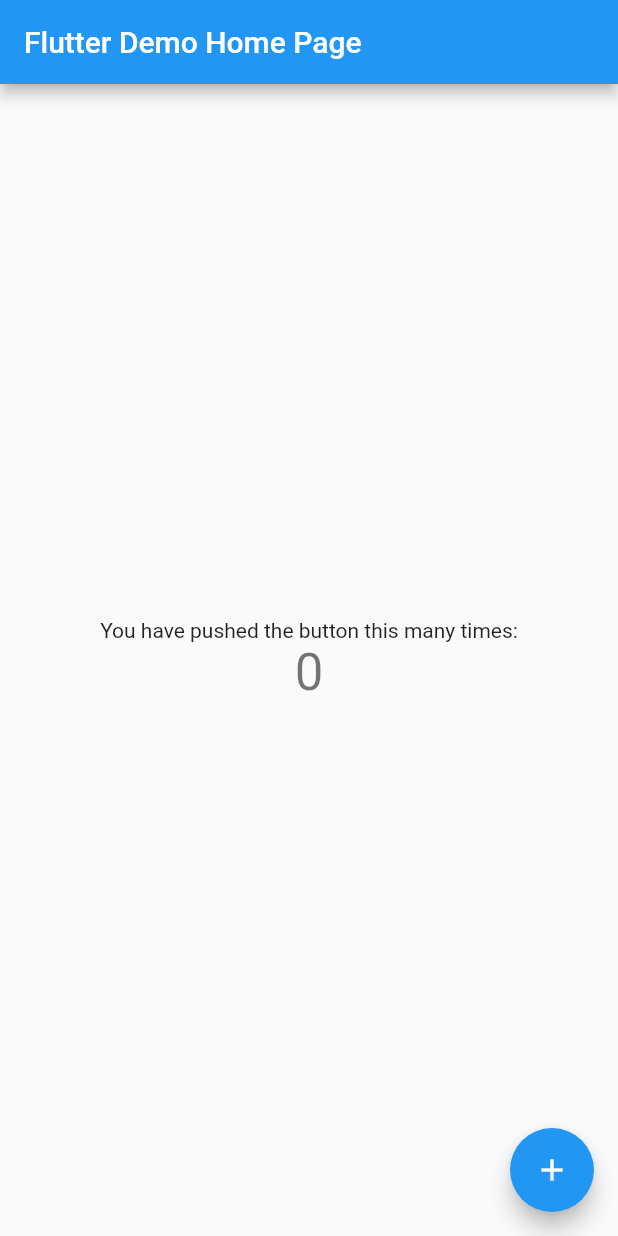
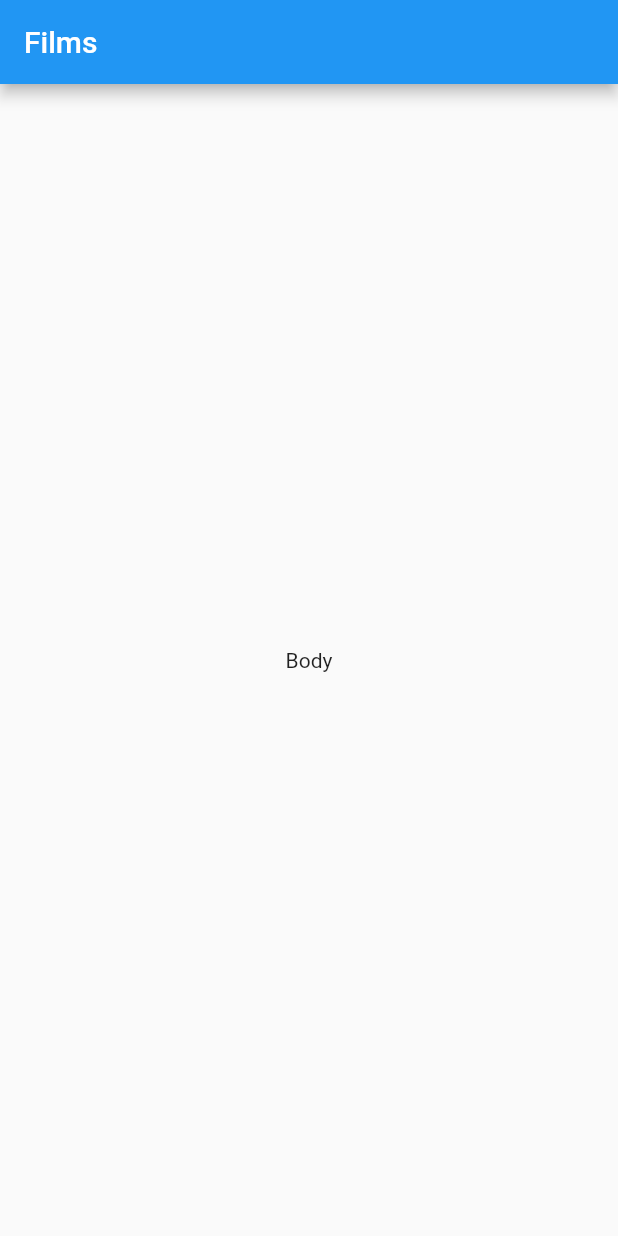
Before and after one commit to Brooklyn24/flutter_films, a Flutter app: the screen it shows after launch, on a phone screen of 412 x 824 dp. Run offline on Flutter 3.47's test engine with Material 2 defaults, Android fonts, the phone set to English and light mode, and no system bars.

Commit message:
Create film page

```diff
--- /dev/null
+++ b/lib/films_list/films_list.dart
@@ -0,0 +1,15 @@
+import 'package:flutter/material.dart';
+
+class FilmsPage extends StatelessWidget {
+  @override
+  Widget build(BuildContext context) {
+    return Scaffold(
+      appBar: AppBar(
+        title: Text("Films"),
+      ),
+      body: Center(
+        child: Text("Body"),
+      ),
+    );
+  }
+}
--- a/lib/main.dart
+++ b/lib/main.dart
@@ -1,4 +1,5 @@
 import 'package:flutter/material.dart';
+import 'package:flutter_films/films_list/films_list.dart';
 
 void main() => runApp(MyApp());
 
@@ -20,92 +21,7 @@ class MyApp extends StatelessWidget {
         // is not restarted.
         primarySwatch: Colors.blue,
       ),
-      home: MyHomePage(title: 'Flutter Demo Home Page'),
+      home: FilmsPage(),
     );
   }
 }
-
-class MyHomePage extends StatefulWidget {
-  MyHomePage({Key key, this.title}) : super(key: key);
-
-  // This widget is the home page of your application. It is stateful, meaning
-  // that it has a State object (defined below) that contains fields that affect
-  // how it looks.
-
-  // This class is the configuration for the state. It holds the values (in this
-  // case the title) provided by the parent (in this case the App widget) and
-  // used by the build method of the State. Fields in a Widget subclass are
-  // always marked "final".
-
-  final String title;
-
-  @override
-  _MyHomePageState createState() => _MyHomePageState();
-}
-
-class _MyHomePageState extends State<MyHomePage> {
-  int _counter = 0;
-
-  void _incrementCounter() {
-    setState(() {
-      // This call to setState tells the Flutter framework that something has
-      // changed in this State, which causes it to rerun the build method below
-      // so that the display can reflect the updated values. If we changed
-      // _counter without calling setState(), then the build method would not be
-      // called again, and so nothing would appear to happen.
-      _counter++;
-    });
-  }
-
-  @override
-  Widget build(BuildContext context) {
-    // This method is rerun every time setState is called, for instance as done
-    // by the _incrementCounter method above.
-    //
-    // The Flutter framework has been optimized to make rerunning build methods
-    // fast, so that you can just rebuild anything that needs updating rather
-    // than having to individually change instances of widgets.
-    return Scaffold(
-      appBar: AppBar(
-        // Here we take the value from the MyHomePage object that was created by
-        // the App.build method, and use it to set our appbar title.
-        title: Text(widget.title),
-      ),
-      body: Center(
-        // Center is a layout widget. It takes a single child and positions it
-        // in the middle of the parent.
-        child: Column(
-          // Column is also layout widget. It takes a list of children and
-          // arranges them vertically. By default, it sizes itself to fit its
-          // children horizontally, and tries to be as tall as its parent.
-          //
-          // Invoke "debug painting" (press "p" in the console, choose the
-          // "Toggle Debug Paint" action from the Flutter Inspector in Android
-          // Studio, or the "Toggle Debug Paint" command in Visual Studio Code)
-          // to see the wireframe for each widget.
-          //
-          // Column has various properties to control how it sizes itself and
-          // how it positions its children. Here we use mainAxisAlignment to
-          // center the children vertically; the main axis here is the vertical
-          // axis because Columns are vertical (the cross axis would be
-          // horizontal).
-          mainAxisAlignment: MainAxisAlignment.center,
-          children: <Widget>[
-            Text(
-              'You have pushed the button this many times:',
-            ),
-            Text(
-              '$_counter',
-              style: Theme.of(context).textTheme.display1,
-            ),
-          ],
-        ),
-      ),
-      floatingActionButton: FloatingActionButton(
-        onPressed: _incrementCounter,
-        tooltip: 'Increment',
-        child: Icon(Icons.add),
-      ), // This trailing comma makes auto-formatting nicer for build methods.
-    );
-  }
-}
```
Also changed, not shown: 1 other file.
